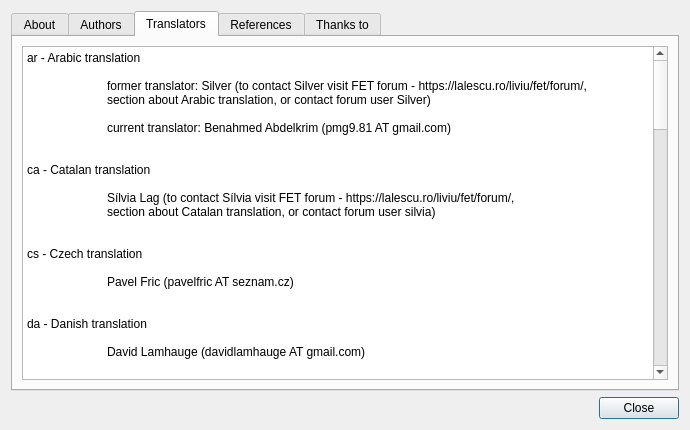
Qt form src/interface/helpaboutform_template.ui (rodolforg/fet) before a commit.
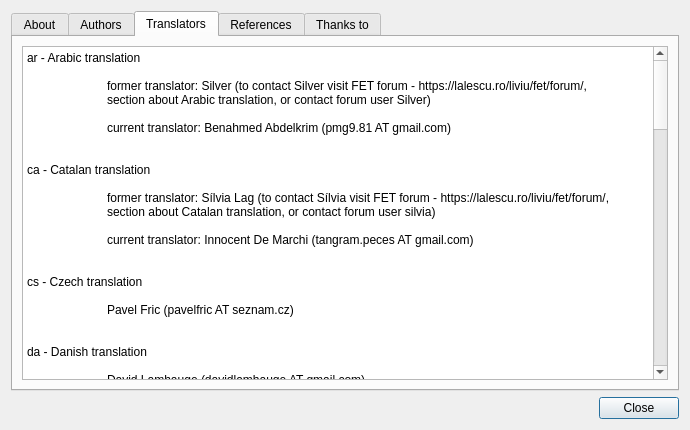
The same form after that commit. The open tabs and pages were chosen to show the change.

What changed in the file:
```diff
--- a/src/interface/helpaboutform_template.ui
+++ b/src/interface/helpaboutform_template.ui
@@ -144,9 +144,11 @@
 &lt;p style=&quot;-qt-paragraph-type:empty; margin-top:0px; margin-bottom:0px; margin-left:0px; margin-right:0px; -qt-block-indent:0; text-indent:0px; font-size:9pt;&quot;&gt;&lt;br /&gt;&lt;/p&gt;
 &lt;p style=&quot; margin-top:0px; margin-bottom:0px; margin-left:0px; margin-right:0px; -qt-block-indent:0; text-indent:0px;&quot;&gt;&lt;span style=&quot; font-size:9pt;&quot;&gt;ca - Catalan translation&lt;/span&gt;&lt;/p&gt;
 &lt;p style=&quot;-qt-paragraph-type:empty; margin-top:0px; margin-bottom:0px; margin-left:0px; margin-right:0px; -qt-block-indent:0; text-indent:0px; font-size:9pt;&quot;&gt;&lt;br /&gt;&lt;/p&gt;
-&lt;p style=&quot; margin-top:0px; margin-bottom:0px; margin-left:0px; margin-right:0px; -qt-block-indent:0; text-indent:0px;&quot;&gt;&lt;span style=&quot; font-size:9pt;&quot;&gt;	Sílvia Lag (to contact Sílvia visit FET forum - https://lalescu.ro/liviu/fet/forum/,&lt;/span&gt;&lt;/p&gt;
+&lt;p style=&quot; margin-top:0px; margin-bottom:0px; margin-left:0px; margin-right:0px; -qt-block-indent:0; text-indent:0px;&quot;&gt;&lt;span style=&quot; font-size:9pt;&quot;&gt;	former translator: Sílvia Lag (to contact Sílvia visit FET forum - https://lalescu.ro/liviu/fet/forum/,&lt;/span&gt;&lt;/p&gt;
 &lt;p style=&quot; margin-top:0px; margin-bottom:0px; margin-left:0px; margin-right:0px; -qt-block-indent:0; text-indent:0px;&quot;&gt;&lt;span style=&quot; font-size:9pt;&quot;&gt;	section about Catalan translation, or contact forum user silvia)&lt;/span&gt;&lt;/p&gt;
 &lt;p style=&quot;-qt-paragraph-type:empty; margin-top:0px; margin-bottom:0px; margin-left:0px; margin-right:0px; -qt-block-indent:0; text-indent:0px; font-size:9pt;&quot;&gt;&lt;br /&gt;&lt;/p&gt;
+&lt;p style=&quot; margin-top:0px; margin-bottom:0px; margin-left:0px; margin-right:0px; -qt-block-indent:0; text-indent:0px;&quot;&gt;&lt;span style=&quot; font-size:9pt;&quot;&gt;	current translator: Innocent De Marchi (tangram.peces AT gmail.com)&lt;/span&gt;&lt;/p&gt;
+&lt;p style=&quot;-qt-paragraph-type:empty; margin-top:0px; margin-bottom:0px; margin-left:0px; margin-right:0px; -qt-block-indent:0; text-indent:0px; font-size:9pt;&quot;&gt;&lt;br /&gt;&lt;/p&gt;
 &lt;p style=&quot;-qt-paragraph-type:empty; margin-top:0px; margin-bottom:0px; margin-left:0px; margin-right:0px; -qt-block-indent:0; text-indent:0px; font-size:9pt;&quot;&gt;&lt;br /&gt;&lt;/p&gt;
 &lt;p style=&quot; margin-top:0px; margin-bottom:0px; margin-left:0px; margin-right:0px; -qt-block-indent:0; text-indent:0px;&quot;&gt;&lt;span style=&quot; font-size:9pt;&quot;&gt;cs - Czech translation&lt;/span&gt;&lt;/p&gt;
 &lt;p style=&quot;-qt-paragraph-type:empty; margin-top:0px; margin-bottom:0px; margin-left:0px; margin-right:0px; -qt-block-indent:0; text-indent:0px; font-size:9pt;&quot;&gt;&lt;br /&gt;&lt;/p&gt;
```
Left out of the diff: 2 changed lines with no effect on the pictures.
